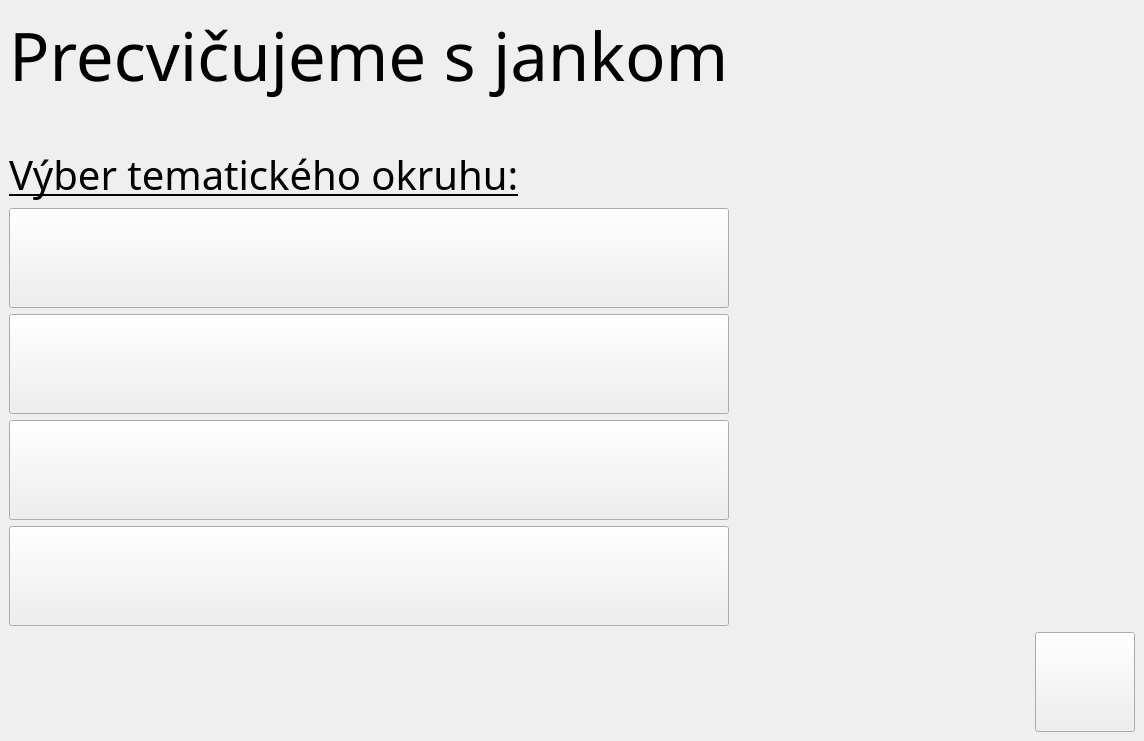
This is learn_soft.ui in slawfik/Dip_learn as Qt 5 draws it before an edit. The edited form follows.
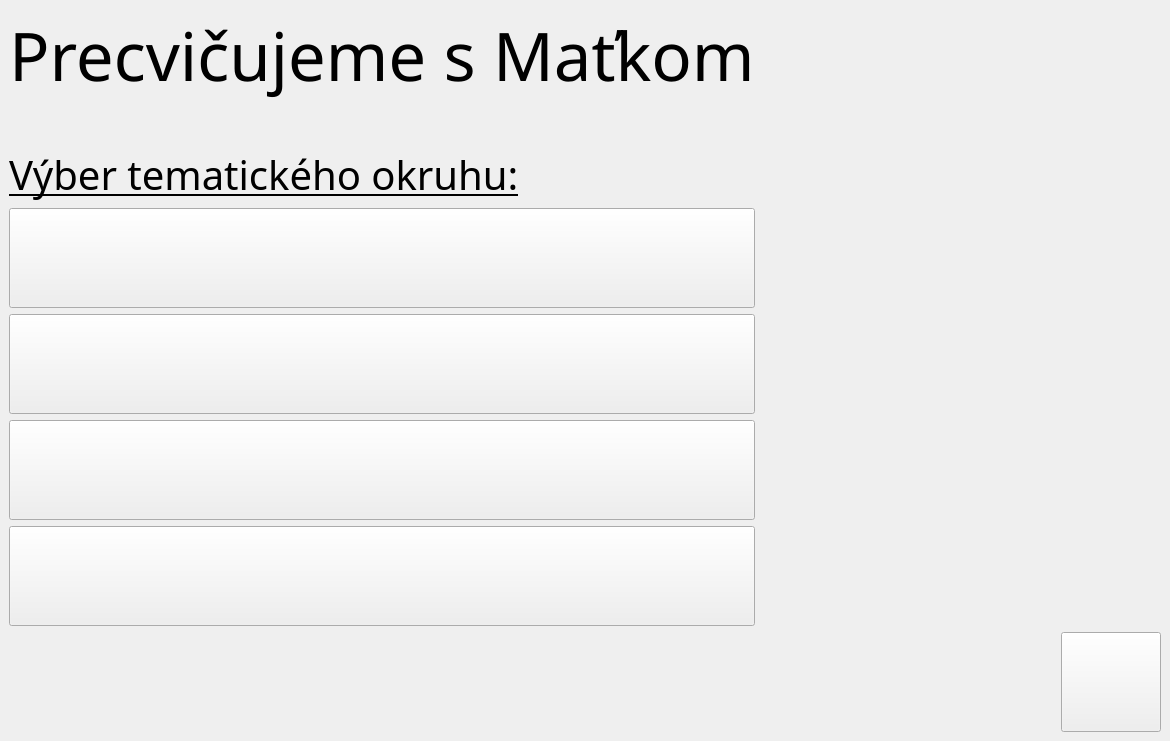
This is the edited form. Icons and pictures are not drawn.

What changed in the file:
```diff
--- a/learn_soft.ui
+++ b/learn_soft.ui
@@ -7,7 +7,7 @@
     <x>0</x>
     <y>0</y>
     <width>1000</width>
-    <height>700</height>
+    <height>715</height>
    </rect>
   </property>
   <property name="windowTitle">
@@ -100,7 +100,7 @@
        </font>
       </property>
       <property name="text">
-       <string>Precvičujeme s jankom</string>
+       <string>Precvičujeme s Maťkom</string>
       </property>
      </widget>
     </item>
```
